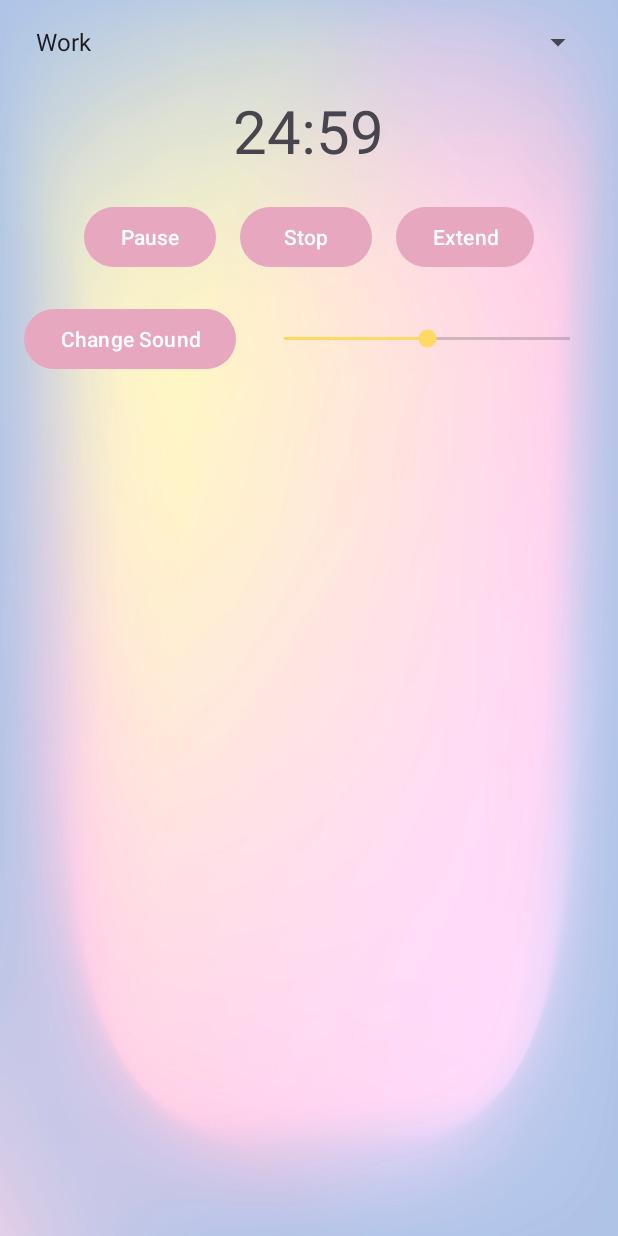
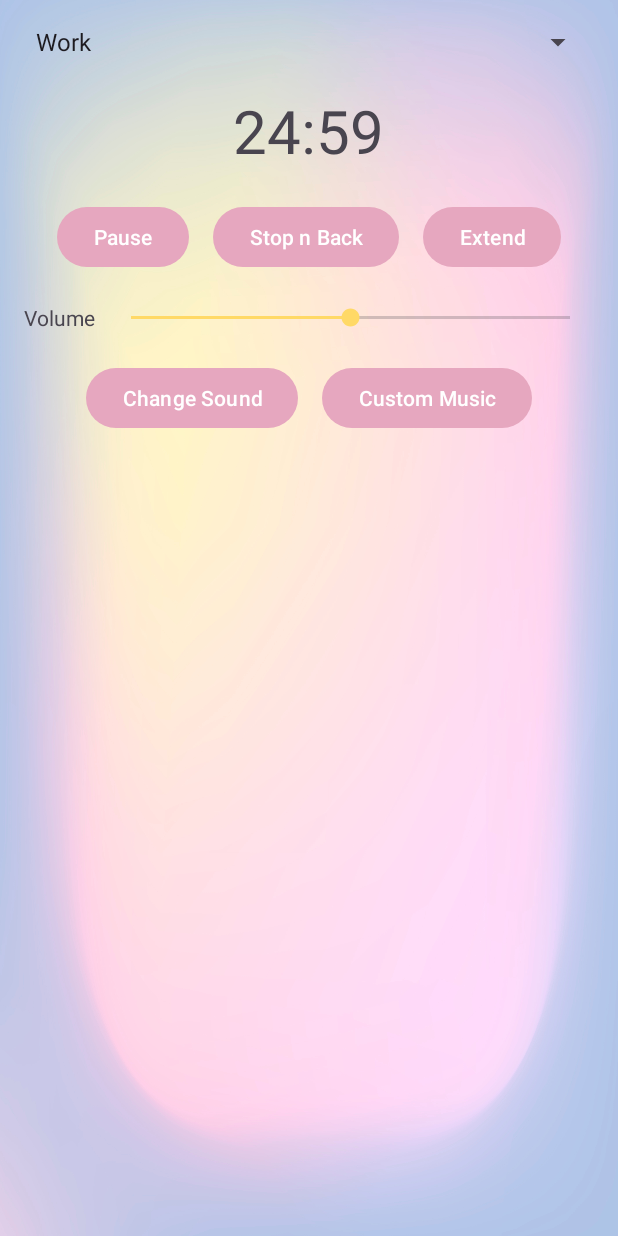
Before and after one commit to Skiddygoat15/MindMelody, an Android app: the FocusModeActivity screen opened directly, with no data from a screen before it, on a phone screen of 412 x 824 dp. Run offline under Robolectric (Android 15) with nearby library versions, the phone set to English and light mode, and no system bars.

Commit message:
focus update

```diff
--- a/app/src/main/java/com/devsquad/mind_melody/Activities/FocusModeActivity.java
+++ b/app/src/main/java/com/devsquad/mind_melody/Activities/FocusModeActivity.java
@@ -1,6 +1,7 @@
 package com.devsquad.mind_melody.Activities;
 
 import android.app.NotificationManager;
+import android.content.Intent;
 import android.content.res.Resources;
 import android.os.Bundle;
 import android.os.CountDownTimer;
@@ -12,12 +13,13 @@ import android.widget.Toast;
 import androidx.appcompat.app.AppCompatActivity;
 import androidx.media3.exoplayer.ExoPlayer;
 import androidx.media3.common.MediaItem;
+import androidx.media3.common.Player;
 import com.devsquad.mind_melody.R;
 
 public class FocusModeActivity extends AppCompatActivity {
 
     private TextView timerText;
-    private Button pauseButton, stopButton, extendButton, changeSoundButton;
+    private Button pauseButton, stopButton, extendButton, changeSoundButton, customMusicButton;
     private SeekBar volumeSeekBar;
     private Spinner scenarioSpinner;
     private CountDownTimer countDownTimer;
@@ -26,7 +28,7 @@ public class FocusModeActivity extends AppCompatActivity {
 
     // Variables for session control
     private long remainingTime = 25 * 60 * 1000; // 25 minutes
-    private long extendTime = 10 * 60 * 1000; // Extend by 10 minutes
+    private long extendTime = 5 * 60 * 1000; // Extend by 5 minutes
     private String currentSound = "white_noise"; // Default sound
 
     @Override
@@ -40,6 +42,7 @@ public class FocusModeActivity extends AppCompatActivity {
         stopButton = findViewById(R.id.button_stop);
         extendButton = findViewById(R.id.button_extend);
         changeSoundButton = findViewById(R.id.button_change_sound);
+        customMusicButton = findViewById(R.id.button_custom_music);
         volumeSeekBar = findViewById(R.id.seekbar_volume);
         scenarioSpinner = findViewById(R.id.spinner_scenario);
 
@@ -75,7 +78,7 @@ public class FocusModeActivity extends AppCompatActivity {
         // Extend button logic
         extendButton.setOnClickListener(v -> {
             countDownTimer.cancel();
-            remainingTime += extendTime; // Add 10 more minutes
+            remainingTime += extendTime; // Add 5 more minutes
             startFocusTimer(remainingTime);
         });
 
@@ -83,6 +86,12 @@ public class FocusModeActivity extends AppCompatActivity {
         changeSoundButton.setOnClickListener(v -> {
             // Change background sound based on user selection
             switchSoundBasedOnScenario();
+        });
+
+        // Custom Music button logic
+        customMusicButton.setOnClickListener(v -> {
+            Intent intent = new Intent(FocusModeActivity.this, AudioListActivity.class);
+            startActivityForResult(intent, 1);
         });
 
         // Volume control logic
@@ -124,6 +133,7 @@ public class FocusModeActivity extends AppCompatActivity {
         int soundResource = getSoundResourceByName(soundName);
         MediaItem mediaItem = MediaItem.fromUri("android.resource://" + getPackageName() + "/" + soundResource);
         player.setMediaItem(mediaItem);
+        player.setRepeatMode(Player.REPEAT_MODE_ALL); // Loop the sound until the session ends
         player.prepare();
         player.play();
     }
@@ -137,13 +147,13 @@ public class FocusModeActivity extends AppCompatActivity {
         String selectedScenario = scenarioSpinner.getSelectedItem().toString();
         switch (selectedScenario) {
             case "Work":
-                currentSound = "coffee_shop"; // Example sound file for work
+                currentSound = "coffee_shop";
                 break;
             case "Study":
-                currentSound = "rain"; // Example sound file for study
+                currentSound = "rain";
                 break;
             case "Reading":
-                currentSound = "white_noise"; // Example sound file for reading
+                currentSound = "white_noise";
                 break;
             default:
                 currentSound = "white_noise";
@@ -153,9 +163,7 @@ public class FocusModeActivity extends AppCompatActivity {
     }
 
     private void notifySessionEnd() {
-        // Notify the user when the session ends (could implement actual notifications here)
         NotificationManager notificationManager = (NotificationManager) getSystemService(NOTIFICATION_SERVICE);
-        // Send a simple toast for now, or build a notification
         Toast.makeText(this, "Session finished! Time to take a break.", Toast.LENGTH_SHORT).show();
     }
 
@@ -166,4 +174,13 @@ public class FocusModeActivity extends AppCompatActivity {
             player.release();
         }
     }
+
+    @Override
+    protected void onActivityResult(int requestCode, int resultCode, Intent data) {
+        super.onActivityResult(requestCode, resultCode, data);
+        if (requestCode == 1 && resultCode == RESULT_OK) {
+            String selectedAudio = data.getStringExtra("selectedAudio");
+            playBackgroundSound(selectedAudio);
+        }
+    }
 }
--- a/app/src/main/res/layout/activity_focus_mode.xml
+++ b/app/src/main/res/layout/activity_focus_mode.xml
@@ -1,4 +1,3 @@
-<!-- res/layout/activity_focus_mode.xml -->
 <LinearLayout xmlns:android="http://schemas.android.com/apk/res/android"
     android:layout_width="match_parent"
     android:layout_height="match_parent"
@@ -41,7 +40,7 @@
             android:id="@+id/button_stop"
             android:layout_width="wrap_content"
             android:layout_height="wrap_content"
-            android:text="Stop"
+            android:text="Stop n Back"
             android:layout_marginStart="16dp" />
 
         <Button
@@ -61,18 +60,43 @@
         android:layout_gravity="center"
         android:paddingTop="20dp">
 
+        <TextView
+            android:layout_width="wrap_content"
+            android:layout_height="wrap_content"
+            android:text="Volume"
+            android:layout_marginEnd="8dp" />
+
+        <SeekBar
+            android:id="@+id/seekbar_volume"
+            android:layout_width="wrap_content"
+            android:layout_height="wrap_content"
+            android:layout_weight="1"
+            android:progress="50" />
+    </LinearLayout>
+
+    <!-- Horizontal Layout for Change Sound and Custom Music Buttons -->
+    <LinearLayout
+        android:layout_width="match_parent"
+        android:layout_height="wrap_content"
+        android:orientation="horizontal"
+        android:gravity="center"
+        android:layout_gravity="center"
+        android:paddingTop="20dp">
+
+        <!-- Change Sound Button -->
         <Button
             android:id="@+id/button_change_sound"
             android:layout_width="wrap_content"
             android:layout_height="wrap_content"
             android:text="Change Sound" />
 
-        <SeekBar
-            android:id="@+id/seekbar_volume"
+        <!-- Custom Music Button -->
+        <Button
+            android:id="@+id/button_custom_music"
             android:layout_width="wrap_content"
             android:layout_height="wrap_content"
-            android:layout_marginStart="16dp"
-            android:layout_weight="1"
-            android:progress="50" />
+            android:text="Custom Music"
+            android:layout_marginStart="16dp" /> <!-- Adds spacing between buttons -->
     </LinearLayout>
+
 </LinearLayout>
```
